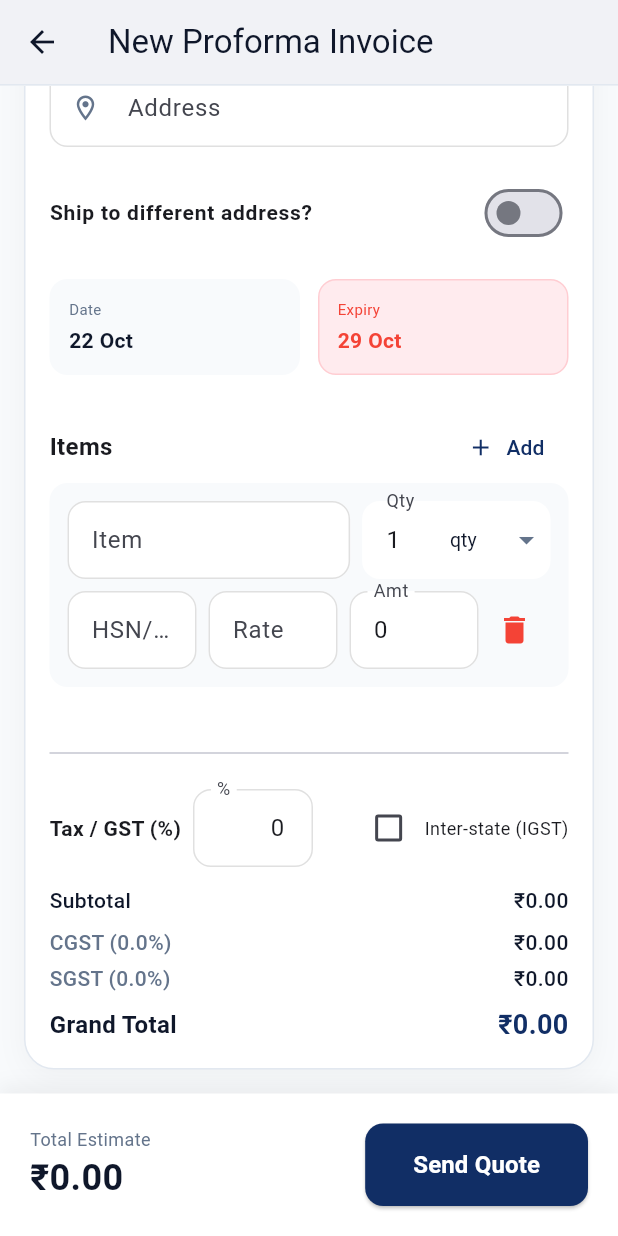
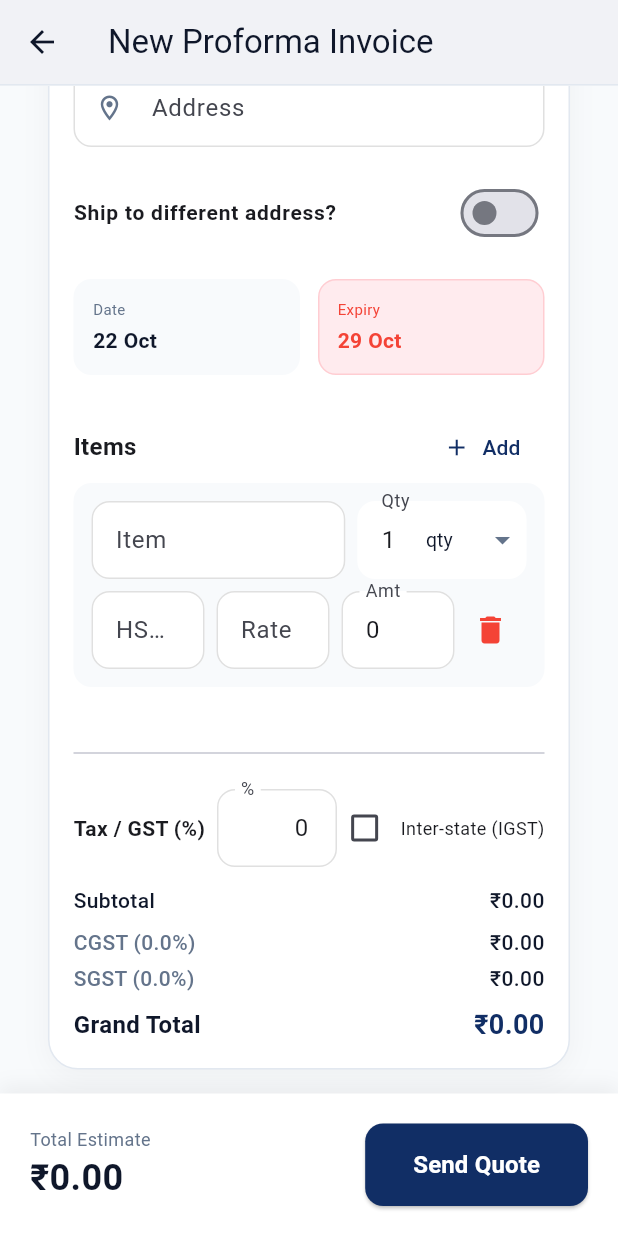
Before and after one commit to vishalmalvadkar/digibills, a Flutter app: the CreateQuoteScreen screen opened directly, scrolled down 379 dp, on a phone screen of 412 x 824 dp. Run offline on Flutter 3.47's test engine with Material 3 defaults, Android fonts, the phone set to English and light mode, and no system bars; our stand-ins replace audioplayers, confetti, connectivity_plus, csv, fl_chart, flutter_image_compress and 16 more; missing offline and left inert: excel, media_store_plus, mobile_scanner, universal_html; accounts and stored records are empty; network calls fail.

Commit message:
Implement Phase 4: Adaptive Billing & Quote workflows, virtual keyboard safety, and MaxWidth form clamping

```diff
--- a/frontend/lib/screens/create_quote_screen.dart
+++ b/frontend/lib/screens/create_quote_screen.dart
@@ -8,6 +8,7 @@ import '../services/bills_service.dart';
 import '../theme/app_colors.dart';
 import '../utils/validators.dart';
 import '../utils/snackbar_helper.dart';
+import '../core/responsive/max_width_container.dart';
 
 class CreateQuoteScreen extends StatefulWidget {
   final String initialDocType;
@@ -372,6 +373,7 @@ class _CreateQuoteScreenState extends State<CreateQuoteScreen> {
   Widget build(BuildContext context) {
     return Scaffold(
       backgroundColor: AppColors.background,
+      resizeToAvoidBottomInset: true, // Prevents bottom overflow when virtual keyboard opens
       appBar: AppBar(
         title: Text('New ${_docType == 'Quote' ? 'Quotation' : 'Proforma Invoice'}'),
         backgroundColor: Colors.white,
@@ -383,9 +385,10 @@ class _CreateQuoteScreenState extends State<CreateQuoteScreen> {
           child: Container(color: AppColors.border, height: 1),
         ),
       ),
-      body: SingleChildScrollView(
-        padding: const EdgeInsets.all(16),
-        child: Form(
+      body: MaxWidthContainer.form(
+        child: SingleChildScrollView(
+          padding: const EdgeInsets.all(16),
+          child: Form(
           key: _formKey,
           child: Column(
             crossAxisAlignment: CrossAxisAlignment.start,
@@ -631,6 +634,7 @@ class _CreateQuoteScreenState extends State<CreateQuoteScreen> {
           ),
         ),
       ),
+      ),
       bottomNavigationBar: Container(
         padding: const EdgeInsets.all(20),
         decoration: BoxDecoration(
```
Also changed, not shown: frontend/lib/screens/create_bill_screen.dart (+8 -3 lines).
